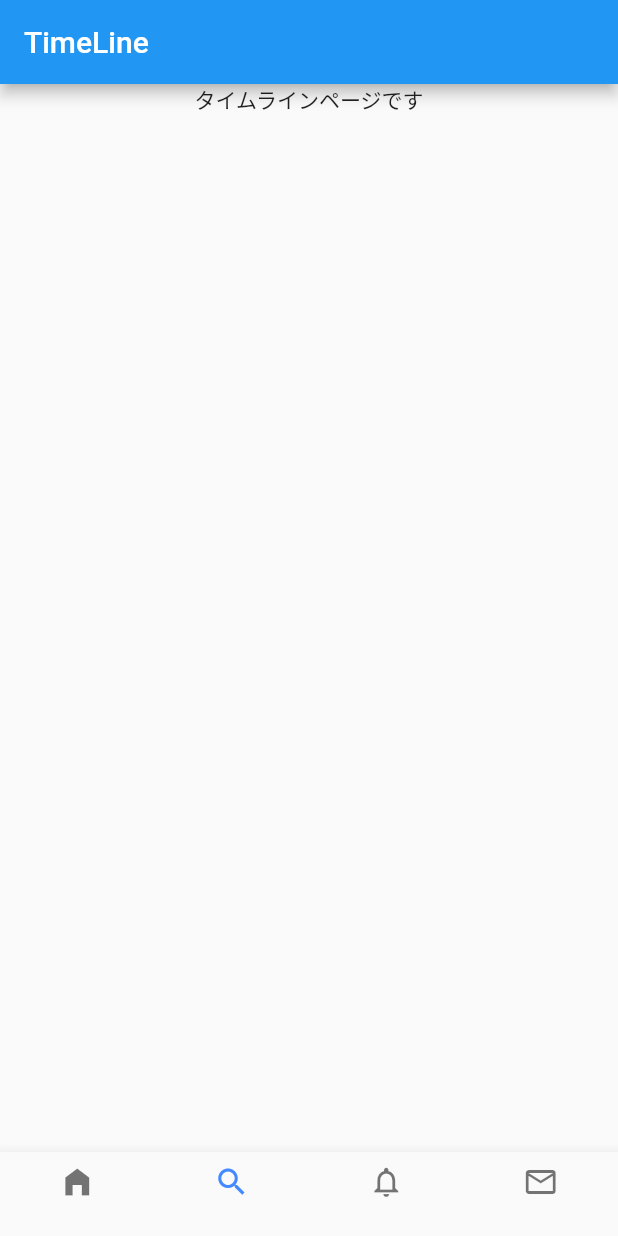
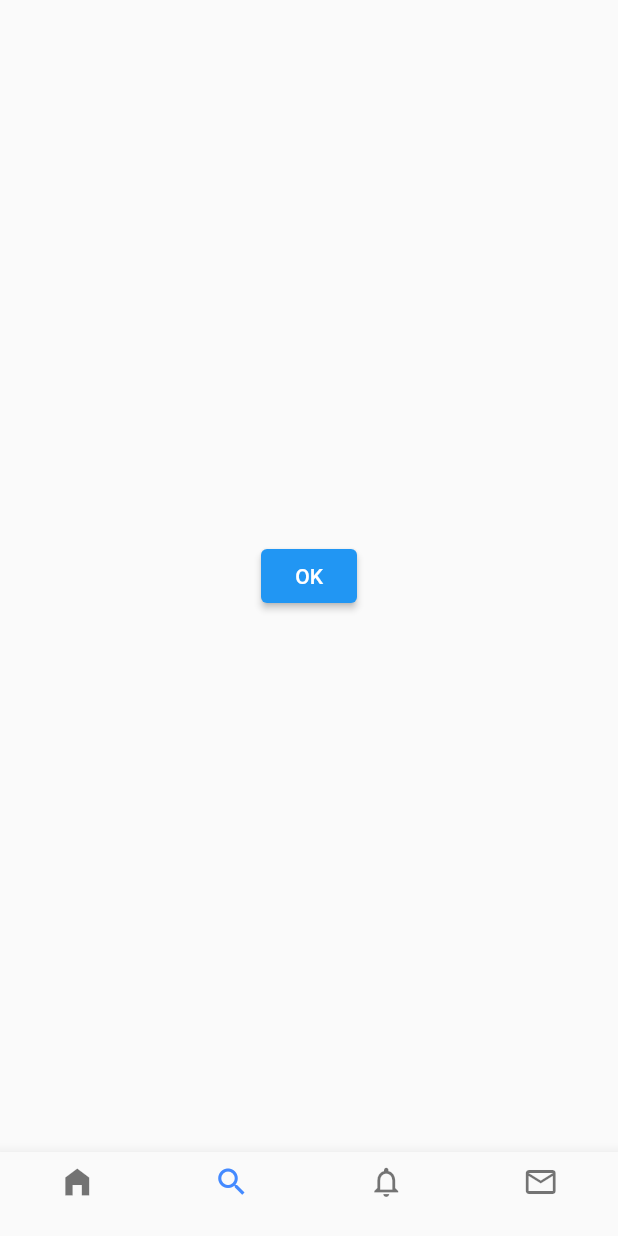
Before and after one commit to RyutoIkeuchi/flutter_custom_twitter_app, a Flutter app: the screen it shows after launch, item 2 of the bottom bar chosen, on a phone screen of 412 x 824 dp. Run offline on Flutter 3.47's test engine with Material 2 defaults, Android fonts, the phone set to English and light mode, and no system bars; our stand-ins replace font_awesome_flutter; missing offline and left inert: oauth1.

```diff
--- /dev/null
+++ b/lib/services/Api.dart
@@ -0,0 +1,93 @@
+import 'dart:convert';
+import 'package:flutter/material.dart';
+import 'package:oauth1/oauth1.dart' as oauth1;
+import 'package:url_launcher/url_launcher.dart';
+
+import '../config.dart';
+
+class ApiToken extends StatefulWidget {
+  @override
+  _ApiTokenState createState() => _ApiTokenState();
+}
+
+class _ApiTokenState extends State<ApiToken> {
+  final controller = TextEditingController();
+  final platform = oauth1.Platform(
+    'https://api.twitter.com/oauth/request_token',
+    'https://api.twitter.com/oauth/authorize',
+    'https://api.twitter.com/oauth/access_token',
+    oauth1.SignatureMethods.hmacSha1,
+  );
+  final clientCredentials = oauth1.ClientCredentials(
+    TWITTER_API_KEY,
+    TWITTER_API_KEY_SECRET,
+  );
+  late final auth = oauth1.Authorization(clientCredentials,platform);
+  oauth1.Credentials? tokenCredentials;
+
+  @override
+  void initState() {
+    super.initState();
+
+    auth.requestTemporaryCredentials('oob').then((res) {
+      tokenCredentials = res.credentials;
+
+      launch(auth.getResourceOwnerAuthorizationURI(tokenCredentials!.token));
+    });
+  }
+
+  @override
+  Widget build(BuildContext context) {
+    return Scaffold(
+      body:Center(
+        child: Column(
+          mainAxisAlignment:MainAxisAlignment.center,
+          children: [
+            // TextFormField(
+            //   controller:controller
+            // ),
+            ElevatedButton(
+              onPressed:() async {
+                // final pin = controller.text;
+                // final verifier = pin;
+                // final res = await auth.requestTokenCredentials(
+                //   tokenCredentials!,
+                //   verifier,
+                // );
+                print('Access Token!');
+                print('Access Token Secret!');
+
+                final client = oauth1.Client(
+                  platform.signatureMethod,
+                  clientCredentials,
+                   oauth1.Credentials(
+                     ACCESS_TOKEN,
+                     ACCESS_TOKEN_SECRET,
+                   ),
+                );
+                final res = await client.get(
+                  Uri.https(
+                      'api.twitter.com',
+                      '/1.1/search/tweets.json',
+                      {
+                        'q': 'flutter',
+                        'lang': 'ja',
+                        'count': '1',
+                      },
+                  ),
+                );
+                final body = jsonDecode(res.body);
+                print(body);
+                // final apiResponse = await client.get(
+                //   Uri.parse('https://api.twitter.com/1.1/statuses/home_timeline.json?count=1')
+                // );
+                // print(apiResponse.body);
+              },
+              child:Text('OK'),
+            )
+          ]
+        )
+      )
+    );
+  }
+}
--- a/lib/ui/components/templates/BottomTabsNavigation.dart
+++ b/lib/ui/components/templates/BottomTabsNavigation.dart
@@ -4,6 +4,7 @@ import '../../pages/Home.dart';
 import '../../pages/TimeLine.dart';
 import '../../pages/Attention.dart';
 import '../../pages/DirectMessage.dart';
+import '../../../services/Api.dart';
 
 
 class BottomTabsNavigation extends StatefulWidget {
@@ -16,7 +17,8 @@ class _BottomTabsNavigationState extends State<BottomTabsNavigation> {
   int _currentIndex = 0;
   final _pageWidgets = [
     Home(),
-    TimeLine(),
+    // TimeLine(),
+    ApiToken(),
     Attention(),
     DirectMessage(),
   ];
--- a/lib/ui/pages/Home.dart
+++ b/lib/ui/pages/Home.dart
@@ -15,7 +15,10 @@ class Home extends StatelessWidget {
       body: Center(
         child: Column(
           children:<Widget> [
-            Text('Homeページです')
+            ElevatedButton(
+              onPressed:() {},
+              child: Text('API取得'),
+             ),
           ]
         ),
       ),
--- a/pubspec.yaml
+++ b/pubspec.yaml
@@ -24,6 +24,9 @@ dependencies:
   flutter:
     sdk: flutter
   font_awesome_flutter: 9.0.0
+  http: ^0.13.1
+  dart_twitter_api: ^0.5.3
+  url_launcher: ^6.0.10
 
 
   # The following adds the Cupertino Icons font to your application.
```
Also changed, not shown: lib/main.dart (line endings or trailing spaces), pubspec.lock, 8 other files.
